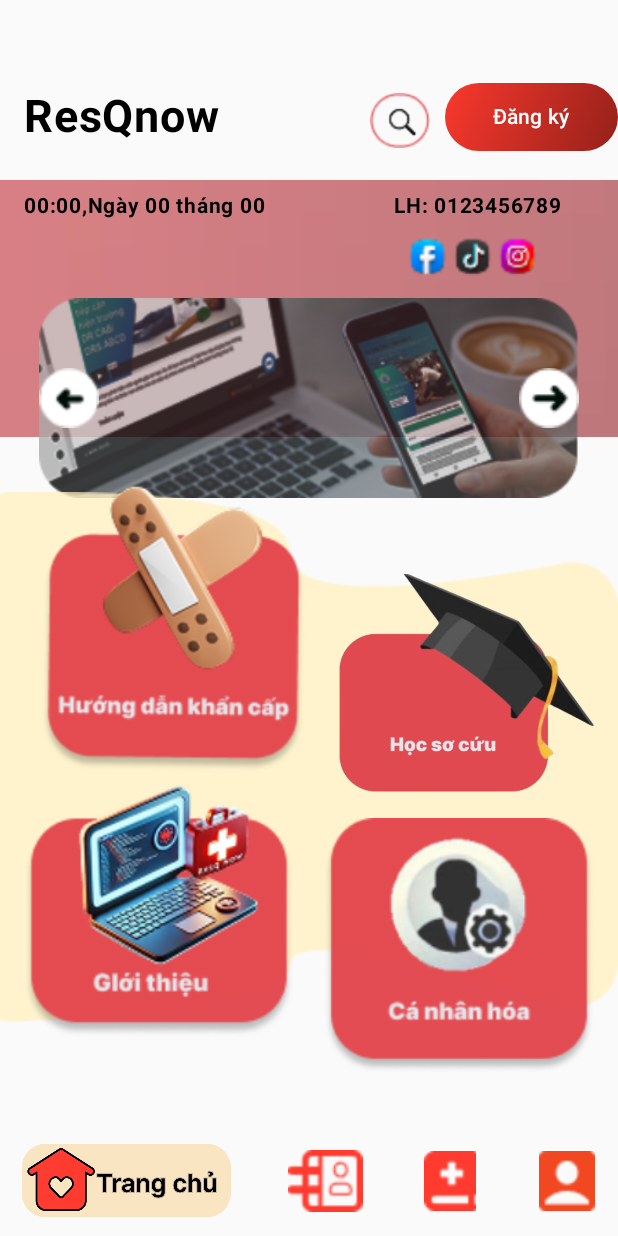
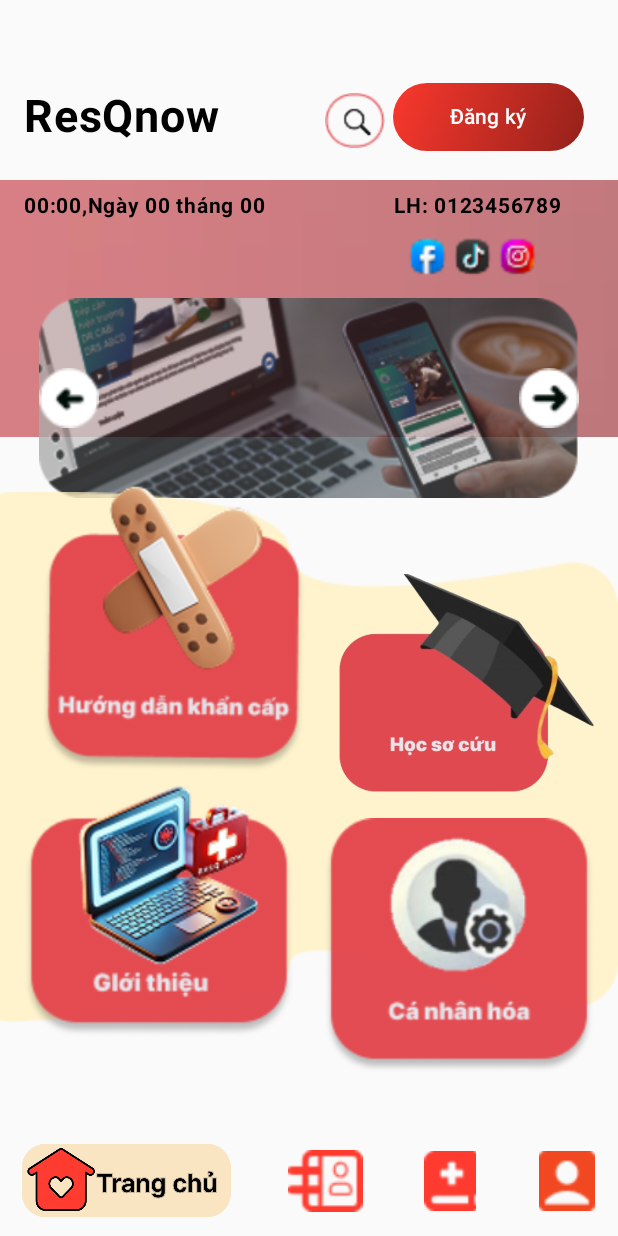
Before and after one commit to DangTDuy/Instant-Emergency-Assistance, an Android app built with Jetpack Compose: the HomeScreen1 screen opened through its navigation route, on a phone screen of 412 x 824 dp. Run offline under Robolectric (Android 15) with nearby library versions, the phone set to English and light mode, and no system bars.

Commit message:
fix_ui_3

```diff
--- a/AppResQnow/app/src/main/java/com/example/resqnow/Ui_Ux/theme/Homepage/HomeScreen1.kt
+++ b/AppResQnow/app/src/main/java/com/example/resqnow/Ui_Ux/theme/Homepage/HomeScreen1.kt
@@ -53,7 +53,7 @@ fun HomePage1(navController: NavController) {
                 fontWeight = FontWeight.Bold
             )
 
-            Spacer(modifier = Modifier.width(100.dp))
+            Spacer(modifier = Modifier.width(60.dp))
 
             Image(
                 painter = painterResource(R.drawable.kinhlup),
@@ -61,8 +61,9 @@ fun HomePage1(navController: NavController) {
                 modifier = Modifier
                     .size(40.dp)
                     .clickable {}
+                    .offset(x = 10.dp)
             )
-            Spacer(modifier = Modifier.width(10.dp))
+            Spacer(modifier = Modifier.width(5.dp))
 
             val gradientBrush = Brush.linearGradient(
                 colors = listOf(Color(0xFFFA382D), Color(0xFF94211A))
@@ -70,7 +71,7 @@ fun HomePage1(navController: NavController) {
 
             Box(
                 modifier = Modifier
-                    .offset(y = -5.dp)
+                    .offset(x = 10.dp,y = -5.dp)
                     .background(brush = gradientBrush, shape = RoundedCornerShape(50.dp))
             ) {
                 Button(
```
